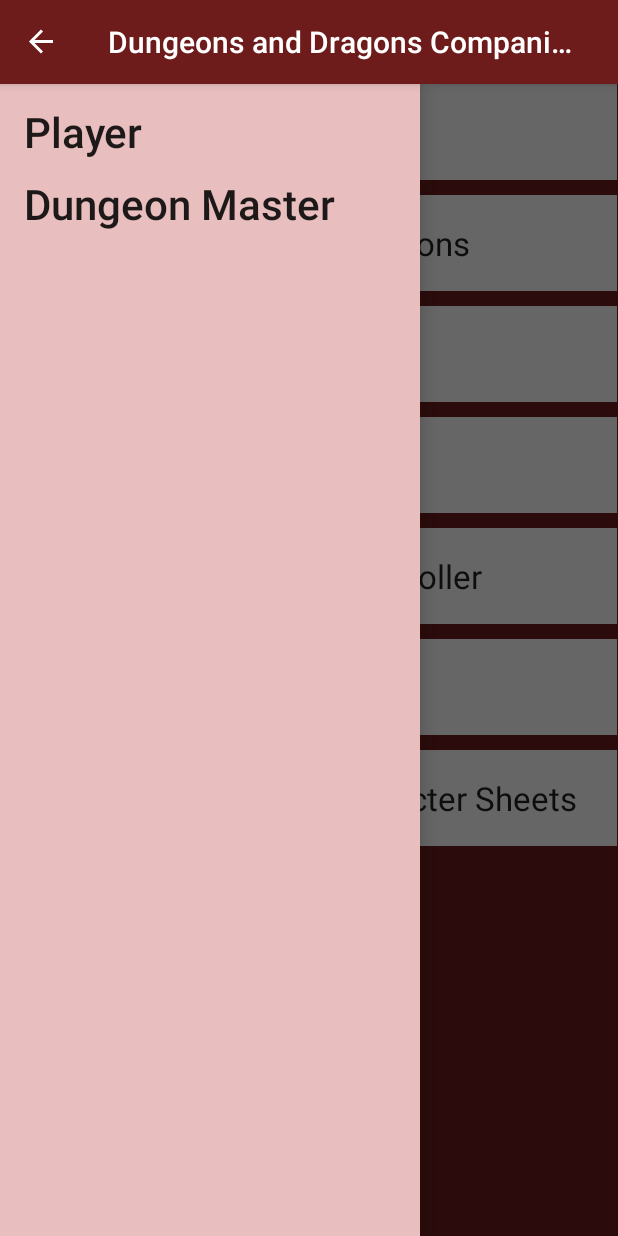
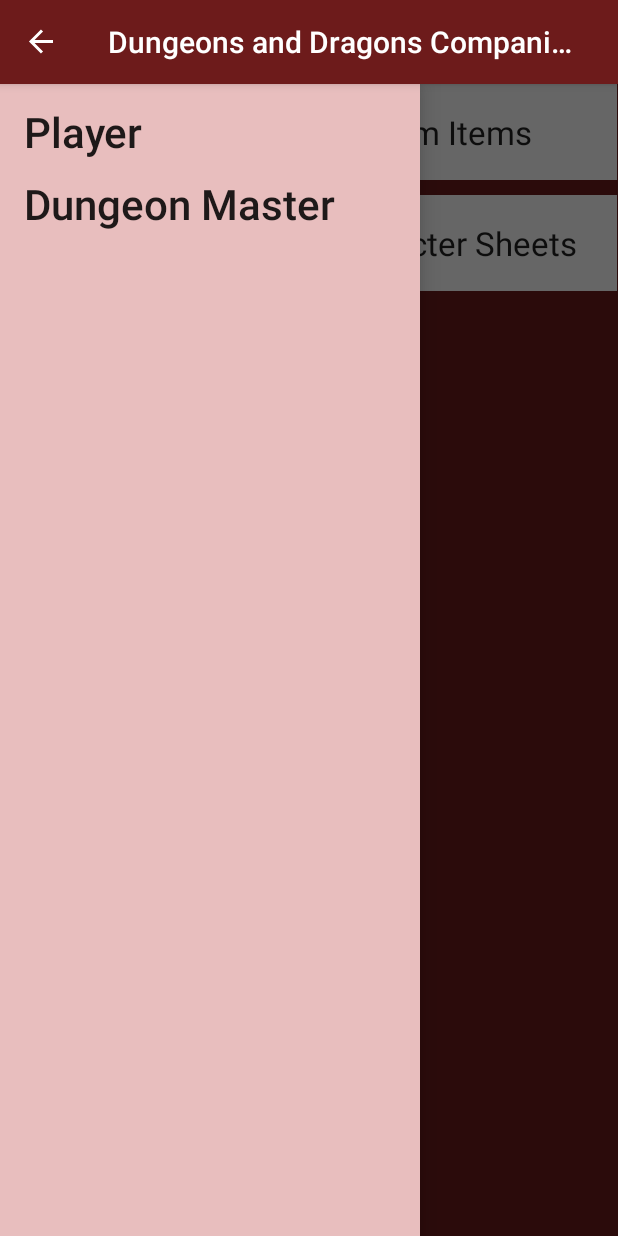
Before and after one commit to WigginsDamien/DungeonsandDragonsCompanionApp, an Android app: the screen it shows after launch (MainActivity), in the side drawer, after a tap on "Dungeon Master", on a phone screen of 412 x 824 dp. Run offline under Robolectric (Android 15) with nearby library versions, the phone set to English and light mode, and no system bars.

Commit message:
Cleaned up the initial landing page, by creating a Grimoire button

```diff
--- a/app/src/main/AndroidManifest.xml
+++ b/app/src/main/AndroidManifest.xml
@@ -9,6 +9,7 @@
         android:roundIcon="@mipmap/ic_launcher_round"
         android:supportsRtl="true"
         android:theme="@style/AppTheme">
+        <activity android:name=".GrimoireActivity"></activity>
         <activity android:name=".MainActivity">
             <intent-filter>
                 <action android:name="android.intent.action.MAIN" />
@@ -23,8 +24,8 @@
         <activity android:name=".SpellActivity" />
         <activity android:name=".FullSpellActivity" />
         <activity android:name=".CharacterSheet" />
-        <activity android:name=".NewUserWizard"></activity>
-        <activity android:name=".DiceActivity"></activity>
+        <activity android:name=".NewUserWizard" />
+        <activity android:name=".DiceActivity" />
     </application>
 
 </manifest>
--- a/app/src/main/java/com/harrowedtale/dungeonsanddragonscompanionapp/MainActivity.java
+++ b/app/src/main/java/com/harrowedtale/dungeonsanddragonscompanionapp/MainActivity.java
@@ -18,11 +18,8 @@ public class MainActivity extends AppCompatActivity {
     private ActionBarDrawerToggle mToggle;
 
     String[] menuOptions = {
-            "Bestiary", "Items", "Spells",
-            "Locations", "Classes", "Rules",
-            "Feats", "Races", "Custom Items",
-            "Dice Roller", "Feats", "Races",
-            "Custom Items","Character Sheets",
+            "Grimoire", "Custom Items",
+            "Dice Roller", "Character Sheets",
             "New User Wizard"
     };
 
@@ -50,27 +47,28 @@ public class MainActivity extends AppCompatActivity {
         gridView.setOnItemClickListener(new AdapterView.OnItemClickListener() {
             @Override
             public void onItemClick(AdapterView<?> parent, View view, int position, long id) {
-                if(position == 0)//For bestiary
+                if(position == 0)//For grimoire
                 {
-                    Intent bestiary = new Intent(MainActivity.this, MonsterActivity.class);
-                    startActivity(bestiary);
+                    Intent grimoire = new Intent(MainActivity.this, GrimoireActivity.class);
+                    startActivity(grimoire);
                 }
-                else if(position == 2)//For the spells
+                if(position == 1)//For custom items
                 {
-                    Intent spells = new Intent(MainActivity.this, SpellActivity.class);
-                    startActivity(spells);
+                    //TODO add in the correct custom items class
+                    //Intent customItems = new Intent(MainActivity.this, customItems.class);
+                    //startActivity(customItems);
                 }
-                else if(position == 9)//For the dice roller
+                else if(position == 2)//For the dice roller
                 {
                     Intent diceRoller = new Intent(MainActivity.this, DiceActivity.class);
                     startActivity(diceRoller);
                 }
-                else if(position == 13)
+                else if(position == 3)//For the character sheets roller
                 {
                     Intent characterSheet = new Intent(MainActivity.this, CharacterSheet.class);
                     startActivity(characterSheet);
                 }
-                else if(position == 14)
+                else if(position == 4)//For the new character creation wizard roller
                 {
                     Intent newUserWizard = new Intent(MainActivity.this, NewUserWizard.class);
                     startActivity(newUserWizard);
```
Also changed, not shown: app/src/main/java/com/harrowedtale/dungeonsanddragonscompanionapp/GrimoireActivity.java (added, +86 -0 lines), app/src/main/res/layout/activity_grimoire.xml (added, +27 -0 lines).
